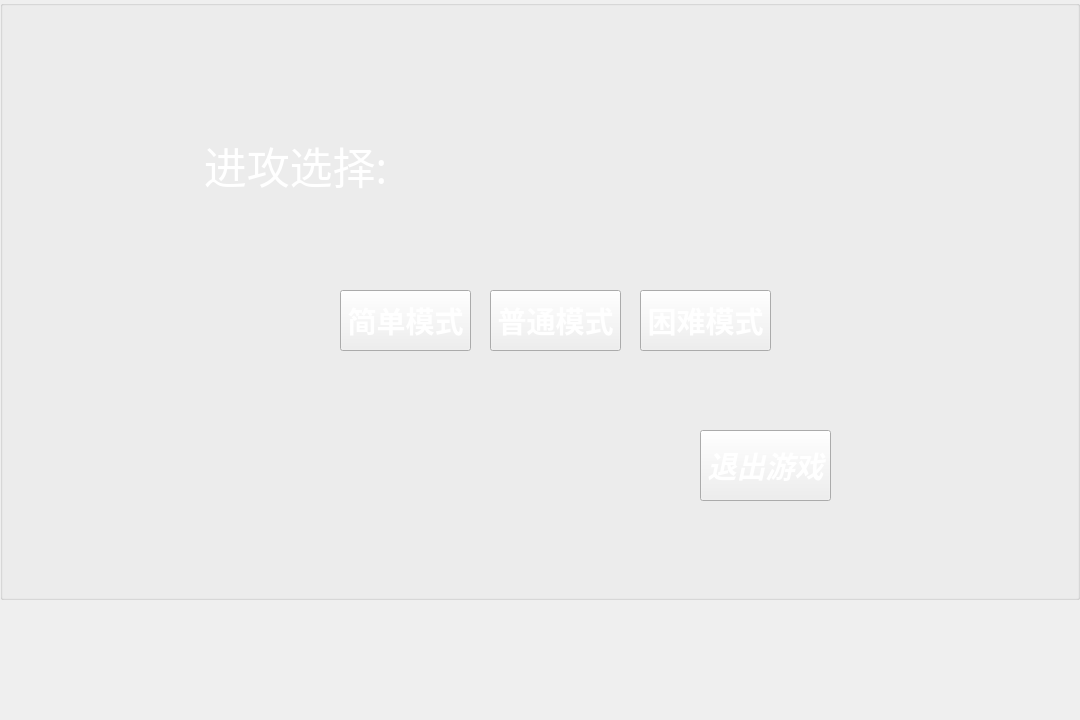
The window that mainpage.ui (crystalsugarhawthorn/geometry-game) describes before a commit, drawn with Qt 5.
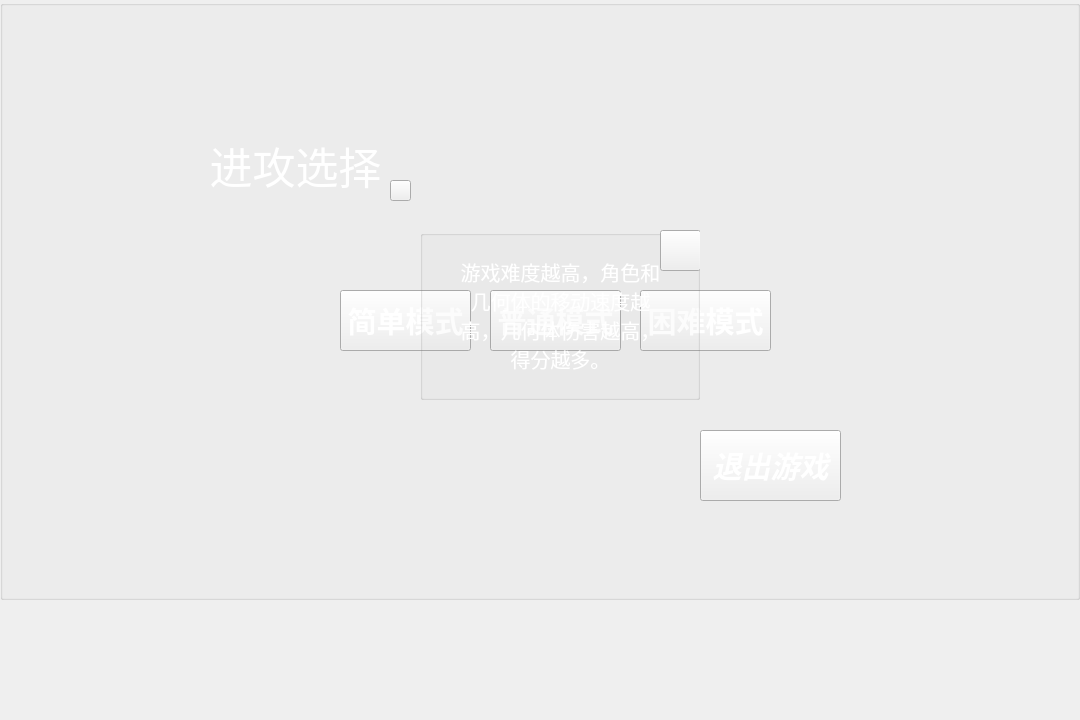
The same window after the commit. Icons and pictures are not drawn.

Diff of the .ui file:
```diff
--- a/mainpage.ui
+++ b/mainpage.ui
@@ -46,7 +46,7 @@
 color: qlineargradient(spread:pad, x1:0.494682, y1:0.0568182, x2:0.528409, y2:0.840909, stop:0 rgba(155, 155, 155, 255), stop:1 rgba(255, 255, 255, 255));</string>
     </property>
     <property name="text">
-     <string>进攻选择:</string>
+     <string>进攻选择</string>
     </property>
     <property name="alignment">
      <set>Qt::AlignCenter</set>
@@ -132,7 +132,7 @@
      <rect>
       <x>700</x>
       <y>430</y>
-      <width>131</width>
+      <width>141</width>
       <height>71</height>
      </rect>
     </property>
@@ -152,6 +152,119 @@
      <string>退出游戏</string>
     </property>
    </widget>
+   <widget class="QPushButton" name="pushButton_18">
+    <property name="geometry">
+     <rect>
+      <x>390</x>
+      <y>180</y>
+      <width>21</width>
+      <height>21</height>
+     </rect>
+    </property>
+    <property name="font">
+     <font>
+      <family>华文新魏</family>
+      <pointsize>16</pointsize>
+      <bold>true</bold>
+     </font>
+    </property>
+    <property name="styleSheet">
+     <string notr="true">border-image: url(:/img/help.png);</string>
+    </property>
+    <property name="text">
+     <string/>
+    </property>
+   </widget>
+   <widget class="QGroupBox" name="groupBox_3">
+    <property name="geometry">
+     <rect>
+      <x>420</x>
+      <y>230</y>
+      <width>280</width>
+      <height>170</height>
+     </rect>
+    </property>
+    <property name="styleSheet">
+     <string notr="true">border-image: url(:/img/background.png);</string>
+    </property>
+    <property name="title">
+     <string/>
+    </property>
+    <widget class="QLabel" name="label_14">
+     <property name="geometry">
+      <rect>
+       <x>15</x>
+       <y>10</y>
+       <width>251</width>
+       <height>151</height>
+      </rect>
+     </property>
+     <property name="styleSheet">
+      <string notr="true">border-image: url(:/img/text.png);</string>
+     </property>
+     <property name="text">
+      <string/>
+     </property>
+     <property name="alignment">
+      <set>Qt::AlignCenter</set>
+     </property>
+     <property name="wordWrap">
+      <bool>true</bool>
+     </property>
+    </widget>
+    <widget class="QLabel" name="label">
+     <property name="geometry">
+      <rect>
+       <x>35</x>
+       <y>30</y>
+       <width>211</width>
+       <height>111</height>
+      </rect>
+     </property>
+     <property name="font">
+      <font>
+       <family>华文新魏</family>
+       <pointsize>15</pointsize>
+      </font>
+     </property>
+     <property name="styleSheet">
+      <string notr="true">background-image: transparent;
+color: qlineargradient(spread:pad, x1:0.494682, y1:0.0568182, x2:0.488636, y2:0.676, stop:0 rgba(155, 155, 155, 255), stop:1 rgba(255, 255, 255, 255));</string>
+     </property>
+     <property name="text">
+      <string>游戏难度越高，角色和几何体的移动速度越高，几何体伤害越高，得分越多。</string>
+     </property>
+     <property name="alignment">
+      <set>Qt::AlignCenter</set>
+     </property>
+     <property name="wordWrap">
+      <bool>true</bool>
+     </property>
+    </widget>
+    <widget class="QPushButton" name="pushButton_12">
+     <property name="geometry">
+      <rect>
+       <x>240</x>
+       <y>0</y>
+       <width>41</width>
+       <height>41</height>
+      </rect>
+     </property>
+     <property name="font">
+      <font>
+       <family>华文新魏</family>
+       <pointsize>16</pointsize>
+       <bold>true</bold>
+      </font>
+     </property>
+     <property name="styleSheet">
+      <string notr="true">border-image: url(:/img/close.png);</string>
+     </property>
+     <property name="text">
+      <string/>
+     </property>
+    </widget>
+   </widget>
   </widget>
  </widget>
  <resources/>
```
